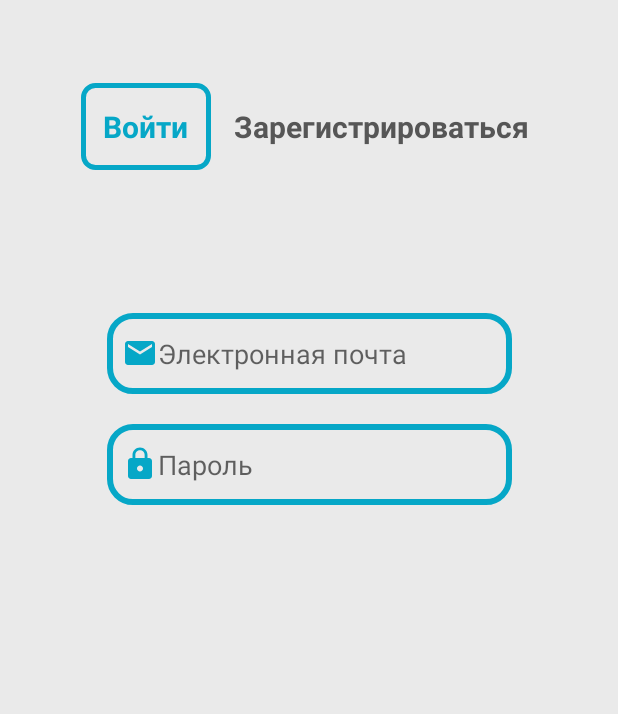
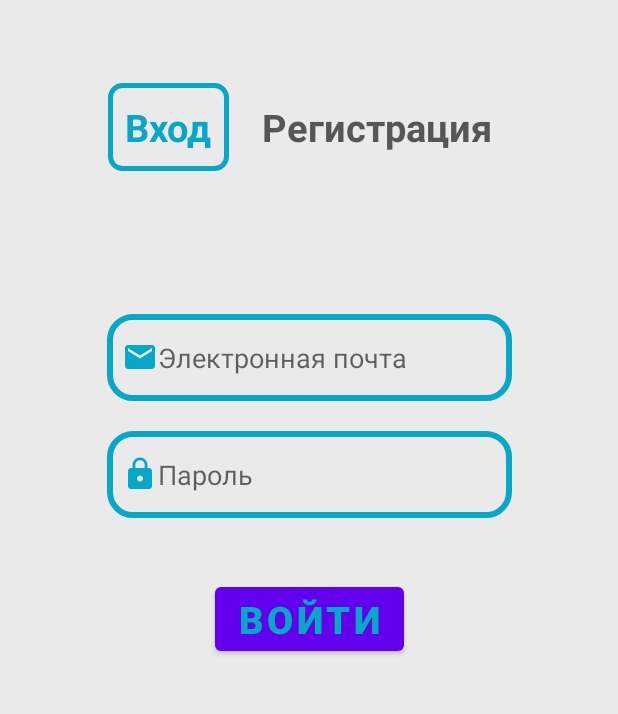
Before and after one commit to l-DoctorWhy-l/proj, an Android app: the MainActivity screen opened directly, with no data from a screen before it, on a phone screen of 412 x 824 dp, the part 147-861 px from its top. Run offline under Robolectric (Android 15) with nearby library versions, the phone set to English and light mode, and no system bars.

Commit message:
second pc

```diff
--- a/app/src/main/res/layout/activity_main.xml
+++ b/app/src/main/res/layout/activity_main.xml
@@ -43,12 +43,14 @@
             android:id="@+id/radioButton_login"
             android:layout_width="wrap_content"
             android:layout_height="match_parent"
-            android:text="@string/sign_in"
-            android:textSize="20sp"
+            android:text="@string/radio_sign_in"
+            android:textSize="25sp"
             android:textStyle="bold"
             android:button="@color/teal_700"
             android:checked="true"
-            android:padding="15dp"
+            android:padding="12dp"
+            android:paddingStart="20dp"
+            android:paddingEnd="20dp"
             android:background="@drawable/enter_radio_selector"
             android:layout_marginEnd="5dp"
             android:textColor="@drawable/enter_text_selector"/>
@@ -57,14 +59,16 @@
             android:id="@+id/radioButton_reg"
             android:layout_width="wrap_content"
             android:layout_height="match_parent"
-            android:textSize="20sp"
+            android:textSize="25sp"
             android:background="@drawable/enter_radio_selector"
             android:textStyle="bold"
-            android:padding="5dp"
+            android:padding="12dp"
+            android:paddingStart="20dp"
+            android:paddingEnd="20dp"
             android:layout_marginStart="5dp"
             android:button="@color/teal_700"
             android:textColor="@drawable/enter_text_selector"
-            android:text="@string/registration"/>
+            android:text="@string/radio_registration"/>
 
 
     </RadioGroup>
@@ -76,30 +80,44 @@
         app:layout_constraintTop_toBottomOf="@id/sign_reg"
         app:layout_constraintStart_toStartOf="parent"
         android:layout_marginTop="80dp"
+        android:gravity="center"
         app:layout_constraintEnd_toEndOf="parent">
 
         <EditText
-            android:id="@+id/editTextTextEmailAddress"
+            android:id="@+id/editText_login_EmailAddress"
             android:layout_width="270dp"
-            android:layout_height="54dp"
+            android:layout_height="58dp"
             android:ems="10"
             android:hint="@string/email"
             android:inputType="textEmailAddress"
             android:layout_marginBottom="20dp"
             android:padding="10dp"
             android:background="@drawable/enter_edittext_bg"
-            android:drawableStart="@drawable/baseline_email_24"/>
+            android:drawableStart="@drawable/baseline_email_24"
+            />
 
         <EditText
-            android:id="@+id/editTextTextPassword"
+            android:id="@+id/editText_login_Password"
             android:layout_width="270dp"
-            android:layout_height="54dp"
+            android:layout_height="58dp"
             android:ems="10"
             android:hint="@string/pas"
             android:inputType="textPassword"
             android:padding="10dp"
             android:background="@drawable/enter_edittext_bg"
             android:drawableStart="@drawable/baseline_lock_24"/>
+
+        <Button
+            android:id="@+id/button_login"
+            android:layout_width="wrap_content"
+            android:gravity="center"
+            android:textStyle="bold"
+            android:textColor="@color/teal_700"
+            android:textSize="25sp"
+            android:layout_height="wrap_content"
+            android:text="@string/sign_in"
+            android:layout_marginTop="40dp"/>
+
     </LinearLayout>
 
 </androidx.constraintlayout.widget.ConstraintLayout>
--- a/app/src/main/res/values/strings.xml
+++ b/app/src/main/res/values/strings.xml
@@ -1,6 +1,8 @@
 <resources>
     <string name="app_name">Movie Quotes</string>
     <string name="registration">Зарегистрироваться</string>
+    <string name="radio_registration">Регистрация</string>
+    <string name="radio_sign_in">Вход</string>
     <string name="sign_in">Войти</string>
     <string name="pas">Пароль</string>
     <string name="email">Электронная почта</string>
```
